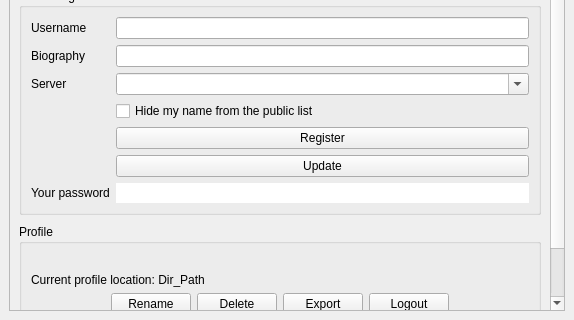
This is src/widget/form/profileform.ui in qTox/qTox as Qt 5 draws it before an edit; both pictures show x 0 to 574 and y 339 to 659 of the 574 by 659 pixel window. The edited form follows.
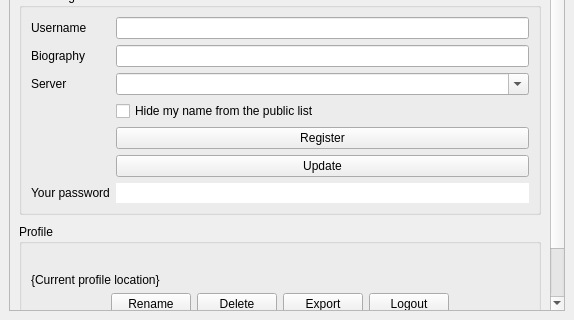
This is the edited form. Custom widgets are drawn as their Qt base class.

Commit message: refactor(profileform): Removed HTML tags from translation

```diff
--- a/src/widget/form/profileform.ui
+++ b/src/widget/form/profileform.ui
@@ -39,8 +39,8 @@
        <rect>
         <x>0</x>
         <y>0</y>
-        <width>536</width>
-        <height>844</height>
+        <width>577</width>
+        <height>796</height>
        </rect>
       </property>
       <layout class="QVBoxLayout" name="verticalLayout_4" stretch="0,0,0,1">
@@ -292,7 +292,7 @@
              <enum>Qt::ClickFocus</enum>
             </property>
             <property name="text">
-             <string>&lt;p&gt;&lt;a href=&quot;file:///Dir_Path&quot;&gt;&lt;span style=&quot; text-decoration: NONE; color:#000000;&quot;&gt;Current profile location:  Dir_Path&lt;/span&gt;&lt;/a&gt;&lt;/p&gt;</string>
+             <string notr="true">{Current profile location}</string>
             </property>
             <property name="textFormat">
              <enum>Qt::RichText</enum>
```
The commit also changes 1 other file.
